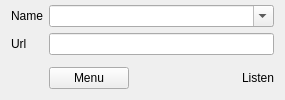
Qt form src/GUI/Plugins/Stream/GUI_Stream.ui (return42/sayonara) before a commit.
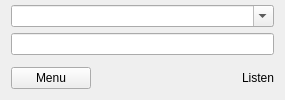
The same form after that commit. Icons and pictures are not drawn. Custom widgets are drawn as their Qt base class.

```diff
--- a/src/GUI/Plugins/Stream/GUI_Stream.ui
+++ b/src/GUI/Plugins/Stream/GUI_Stream.ui
@@ -20,7 +20,30 @@
    <property name="verticalSpacing">
     <number>6</number>
    </property>
-   <item row="3" column="2">
+   <item row="1" column="0" colspan="2">
+    <widget class="QComboBox" name="combo_stream">
+     <property name="focusPolicy">
+      <enum>Qt::StrongFocus</enum>
+     </property>
+     <property name="toolTip">
+      <string>Type name you want to save the stream as</string>
+     </property>
+     <property name="editable">
+      <bool>true</bool>
+     </property>
+    </widget>
+   </item>
+   <item row="2" column="0" colspan="2">
+    <widget class="QLineEdit" name="le_url">
+     <property name="focusPolicy">
+      <enum>Qt::ClickFocus</enum>
+     </property>
+     <property name="toolTip">
+      <string>Enter stream url</string>
+     </property>
+    </widget>
+   </item>
+   <item row="3" column="0" colspan="2">
     <layout class="QHBoxLayout" name="horizontalLayout">
      <property name="spacing">
       <number>6</number>
@@ -89,49 +112,6 @@
      </item>
     </layout>
    </item>
-   <item row="2" column="2">
-    <widget class="QLineEdit" name="le_url">
-     <property name="focusPolicy">
-      <enum>Qt::ClickFocus</enum>
-     </property>
-     <property name="toolTip">
-      <string>Enter stream url</string>
-     </property>
-    </widget>
-   </item>
-   <item row="2" column="1">
-    <widget class="QLabel" name="label_2">
-     <property name="focusPolicy">
-      <enum>Qt::StrongFocus</enum>
-     </property>
-     <property name="text">
-      <string>Url</string>
-     </property>
-    </widget>
-   </item>
-   <item row="1" column="1">
-    <widget class="QLabel" name="label">
-     <property name="focusPolicy">
-      <enum>Qt::StrongFocus</enum>
-     </property>
-     <property name="text">
-      <string>Name</string>
-     </property>
-    </widget>
-   </item>
-   <item row="1" column="2">
-    <widget class="QComboBox" name="combo_stream">
-     <property name="focusPolicy">
-      <enum>Qt::StrongFocus</enum>
-     </property>
-     <property name="toolTip">
-      <string>Type name you want to save the stream as</string>
-     </property>
-     <property name="editable">
-      <bool>true</bool>
-     </property>
-    </widget>
-   </item>
   </layout>
  </widget>
  <customwidgets>
```
